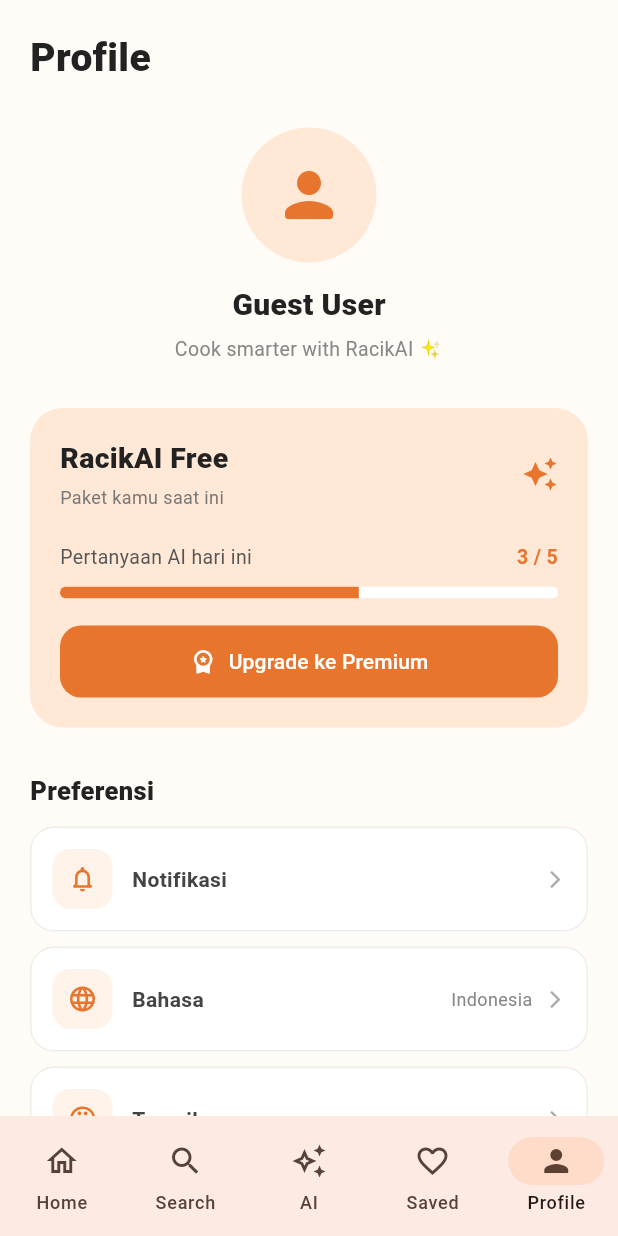
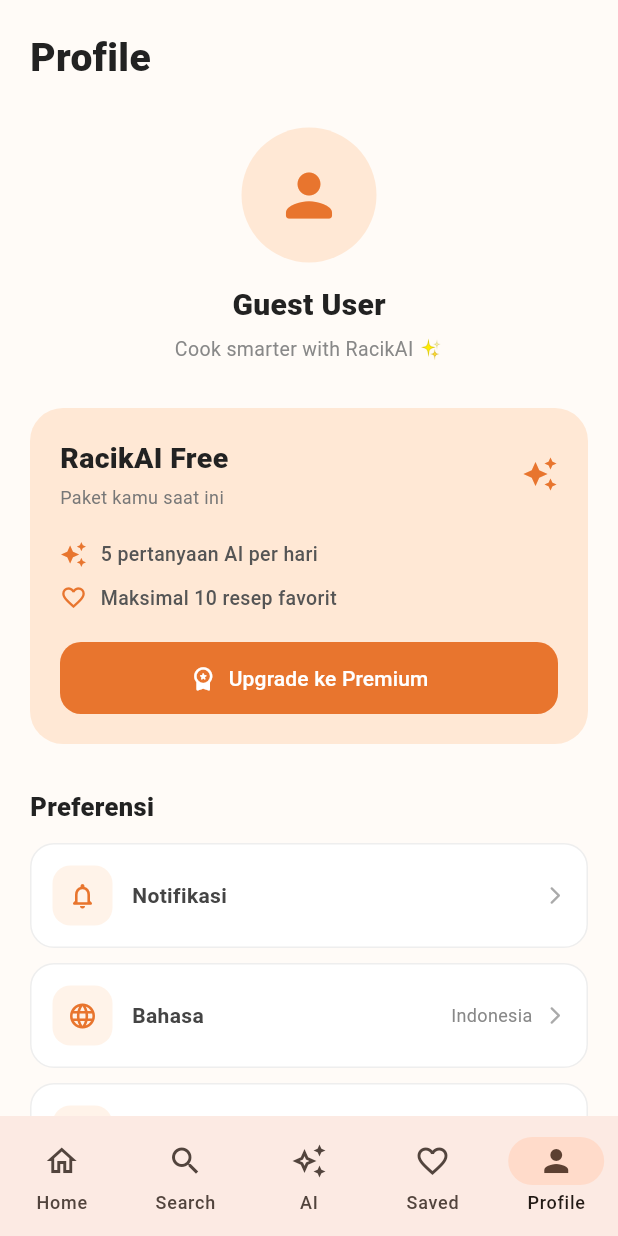
Before and after one commit to EuphoriaBot/racikai-projects, a Flutter app: the screen it shows after launch, item 5 of the bottom bar chosen, on a phone screen of 412 x 824 dp. Run offline on Flutter 3.47's test engine with Material 3 defaults, Android fonts, the phone set to English and light mode, and no system bars.

Commit message:
Implement Free and Premium Subscription

```diff
--- /dev/null
+++ b/lib/controllers/subscription_controller.dart
@@ -0,0 +1,51 @@
+import 'package:flutter/material.dart';
+
+enum SubscriptionPlan { monthly, yearly }
+
+class SubscriptionController extends ChangeNotifier {
+  SubscriptionController._();
+
+  static final SubscriptionController instance = SubscriptionController._();
+
+  bool _isPremium = false;
+  SubscriptionPlan? _selectedPlan;
+
+  bool get isPremium => _isPremium;
+
+  SubscriptionPlan? get selectedPlan => _selectedPlan;
+
+  String get planName {
+    if (!_isPremium) {
+      return 'RacikAI Free';
+    }
+
+    return 'RacikAI Premium';
+  }
+
+  String get planPeriod {
+    if (!_isPremium || _selectedPlan == null) {
+      return 'Free';
+    }
+
+    switch (_selectedPlan!) {
+      case SubscriptionPlan.monthly:
+        return 'Bulanan';
+      case SubscriptionPlan.yearly:
+        return 'Tahunan';
+    }
+  }
+
+  void activatePremium(SubscriptionPlan plan) {
+    _isPremium = true;
+    _selectedPlan = plan;
+
+    notifyListeners();
+  }
+
+  void resetToFree() {
+    _isPremium = false;
+    _selectedPlan = null;
+
+    notifyListeners();
+  }
+}
--- a/lib/screens/premium_screen.dart
+++ b/lib/screens/premium_screen.dart
@@ -1,4 +1,6 @@
 import 'package:flutter/material.dart';
+
+import '../controllers/subscription_controller.dart';
 
 class PremiumScreen extends StatefulWidget {
   const PremiumScreen({super.key});
@@ -204,15 +206,23 @@
           ),
           child: FilledButton(
             onPressed: () {
-              final selectedPlan = isYearlySelected
-                  ? 'Tahunan - Rp120.000'
-                  : 'Bulanan - Rp15.000';
+              final plan = isYearlySelected
+                  ? SubscriptionPlan.yearly
+                  : SubscriptionPlan.monthly;
 
-              ScaffoldMessenger.of(context).showSnackBar(
+              SubscriptionController.instance.activatePremium(plan);
+
+              final planName = isYearlySelected
+                  ? 'Premium Tahunan'
+                  : 'Premium Bulanan';
+
+              final messenger = ScaffoldMessenger.of(context);
+
+              Navigator.pop(context);
+
+              messenger.showSnackBar(
                 SnackBar(
-                  content: Text(
-                    'Paket dipilih: $selectedPlan. Pembayaran akan ditambahkan pada tahap berikutnya.',
-                  ),
+                  content: Text('$planName berhasil diaktifkan (mode demo).'),
                 ),
               );
             },
--- a/lib/screens/profile_screen.dart
+++ b/lib/screens/profile_screen.dart
@@ -1,5 +1,7 @@
 import 'package:flutter/material.dart';
 
+import 'premium_screen.dart';
+import '../controllers/subscription_controller.dart';
 import 'premium_screen.dart';
 
 class ProfileScreen extends StatelessWidget {
@@ -7,9 +9,11 @@
 
   @override
   Widget build(BuildContext context) {
-    const int aiUsage = 3;
-    const int aiLimit = 5;
+    final subscription = SubscriptionController.instance;
 
+    return AnimatedBuilder(
+      animation: subscription,
+      builder: (context, _) {
         return SafeArea(
           child: SingleChildScrollView(
             padding: const EdgeInsets.fromLTRB(20, 20, 20, 32),
@@ -27,23 +31,24 @@
 
                 const SizedBox(height: 28),
 
-            // PROFILE HEADER
-            const Center(
+                Center(
                   child: Column(
                     children: [
                       CircleAvatar(
                         radius: 45,
-                    backgroundColor: Color(0xFFFFE8D5),
+                        backgroundColor: const Color(0xFFFFE8D5),
                         child: Icon(
-                      Icons.person_rounded,
-                      size: 48,
-                      color: Color(0xFFE8752E),
+                          subscription.isPremium
+                              ? Icons.workspace_premium_rounded
+                              : Icons.person_rounded,
+                          size: 46,
+                          color: const Color(0xFFE8752E),
                         ),
                       ),
 
-                  SizedBox(height: 14),
+                      const SizedBox(height: 14),
 
-                  Text(
+                      const Text(
                         'Guest User',
                         style: TextStyle(
                           fontSize: 20,
@@ -52,11 +57,16 @@
                         ),
                       ),
 
-                  SizedBox(height: 5),
+                      const SizedBox(height: 5),
 
                       Text(
-                    'Cook smarter with RacikAI ✨',
-                    style: TextStyle(fontSize: 13, color: Color(0xFF888888)),
+                        subscription.isPremium
+                            ? 'RacikAI Premium Member ✨'
+                            : 'Cook smarter with RacikAI ✨',
+                        style: const TextStyle(
+                          fontSize: 13,
+                          color: Color(0xFF888888),
+                        ),
                       ),
                     ],
                   ),
@@ -64,112 +74,7 @@
 
                 const SizedBox(height: 30),
 
-            // FREE PLAN CARD
-            Container(
-              width: double.infinity,
-              padding: const EdgeInsets.all(20),
-              decoration: BoxDecoration(
-                color: const Color(0xFFFFE8D5),
-                borderRadius: BorderRadius.circular(22),
-              ),
-              child: Column(
-                crossAxisAlignment: CrossAxisAlignment.start,
-                children: [
-                  const Row(
-                    children: [
-                      Expanded(
-                        child: Column(
-                          crossAxisAlignment: CrossAxisAlignment.start,
-                          children: [
-                            Text(
-                              'RacikAI Free',
-                              style: TextStyle(
-                                fontSize: 19,
-                                fontWeight: FontWeight.w800,
-                                color: Color(0xFF222222),
-                              ),
-                            ),
-                            SizedBox(height: 4),
-                            Text(
-                              'Paket kamu saat ini',
-                              style: TextStyle(
-                                fontSize: 12,
-                                color: Color(0xFF777777),
-                              ),
-                            ),
-                          ],
-                        ),
-                      ),
-
-                      Icon(Icons.auto_awesome, color: Color(0xFFE8752E)),
-                    ],
-                  ),
-
-                  const SizedBox(height: 22),
-
-                  const Row(
-                    mainAxisAlignment: MainAxisAlignment.spaceBetween,
-                    children: [
-                      Text(
-                        'Pertanyaan AI hari ini',
-                        style: TextStyle(
-                          fontSize: 13,
-                          color: Color(0xFF555555),
-                        ),
-                      ),
-                      Text(
-                        '$aiUsage / $aiLimit',
-                        style: TextStyle(
-                          fontSize: 13,
-                          fontWeight: FontWeight.w700,
-                          color: Color(0xFFE8752E),
-                        ),
-                      ),
-                    ],
-                  ),
-
-                  const SizedBox(height: 10),
-
-                  ClipRRect(
-                    borderRadius: BorderRadius.circular(20),
-                    child: const LinearProgressIndicator(
-                      value: aiUsage / aiLimit,
-                      minHeight: 8,
-                      backgroundColor: Colors.white,
-                      valueColor: AlwaysStoppedAnimation<Color>(
-                        Color(0xFFE8752E),
-                      ),
-                    ),
-                  ),
-
-                  const SizedBox(height: 18),
-
-                  SizedBox(
-                    width: double.infinity,
-                    child: FilledButton.icon(
-                      onPressed: () {
-                        Navigator.push(
-                          context,
-                          MaterialPageRoute(
-                            builder: (context) => const PremiumScreen(),
-                          ),
-                        );
-                      },
-                      icon: const Icon(Icons.workspace_premium_rounded),
-                      label: const Text('Upgrade ke Premium'),
-                      style: FilledButton.styleFrom(
-                        backgroundColor: const Color(0xFFE8752E),
-                        foregroundColor: Colors.white,
-                        padding: const EdgeInsets.symmetric(vertical: 14),
-                        shape: RoundedRectangleBorder(
-                          borderRadius: BorderRadius.circular(14),
-                        ),
-                      ),
-                    ),
-                  ),
-                ],
-              ),
-            ),
+                _PlanOverviewCard(subscription: subscription),
 
                 const SizedBox(height: 30),
 
@@ -224,18 +129,6 @@
                       context: context,
                       applicationName: 'RacikAI',
                       applicationVersion: '1.0.0',
-                  applicationIcon: Container(
-                    width: 50,
-                    height: 50,
-                    decoration: BoxDecoration(
-                      color: const Color(0xFFFFE8D5),
-                      borderRadius: BorderRadius.circular(14),
-                    ),
-                    child: const Icon(
-                      Icons.auto_awesome,
-                      color: Color(0xFFE8752E),
-                    ),
-                  ),
                       children: const [
                         Text(
                           'RacikAI membantu pengguna menemukan resep berdasarkan bahan yang dimiliki dan mendapatkan rekomendasi resep dengan bantuan AI.',
@@ -262,6 +155,172 @@
               ],
             ),
           ),
+        );
+      },
+    );
+  }
+}
+
+class _PlanOverviewCard extends StatelessWidget {
+  final SubscriptionController subscription;
+
+  const _PlanOverviewCard({required this.subscription});
+
+  @override
+  Widget build(BuildContext context) {
+    final isPremium = subscription.isPremium;
+
+    return Container(
+      width: double.infinity,
+      padding: const EdgeInsets.all(20),
+      decoration: BoxDecoration(
+        color: const Color(0xFFFFE8D5),
+        borderRadius: BorderRadius.circular(22),
+        border: isPremium
+            ? Border.all(color: const Color(0xFFE8752E), width: 1.5)
+            : null,
+      ),
+      child: Column(
+        crossAxisAlignment: CrossAxisAlignment.start,
+        children: [
+          Row(
+            children: [
+              Expanded(
+                child: Column(
+                  crossAxisAlignment: CrossAxisAlignment.start,
+                  children: [
+                    Text(
+                      subscription.planName,
+                      style: const TextStyle(
+                        fontSize: 19,
+                        fontWeight: FontWeight.w800,
+                        color: Color(0xFF222222),
+                      ),
+                    ),
+
+                    const SizedBox(height: 4),
+
+                    Text(
+                      isPremium
+                          ? 'Paket ${subscription.planPeriod}'
+                          : 'Paket kamu saat ini',
+                      style: const TextStyle(
+                        fontSize: 12,
+                        color: Color(0xFF777777),
+                      ),
+                    ),
+                  ],
+                ),
+              ),
+
+              Icon(
+                isPremium
+                    ? Icons.workspace_premium_rounded
+                    : Icons.auto_awesome,
+                color: const Color(0xFFE8752E),
+              ),
+            ],
+          ),
+
+          const SizedBox(height: 20),
+
+          _PlanFeatureRow(
+            icon: Icons.auto_awesome,
+            text: isPremium
+                ? 'Pertanyaan AI tanpa batas'
+                : '5 pertanyaan AI per hari',
+          ),
+
+          const SizedBox(height: 10),
+
+          _PlanFeatureRow(
+            icon: Icons.favorite_outline,
+            text: isPremium
+                ? 'Simpan resep tanpa batas'
+                : 'Maksimal 10 resep favorit',
+          ),
+
+          if (!isPremium) ...[
+            const SizedBox(height: 20),
+
+            SizedBox(
+              width: double.infinity,
+              child: FilledButton.icon(
+                onPressed: () {
+                  Navigator.push(
+                    context,
+                    MaterialPageRoute(
+                      builder: (context) => const PremiumScreen(),
+                    ),
+                  );
+                },
+                icon: const Icon(Icons.workspace_premium_rounded),
+                label: const Text('Upgrade ke Premium'),
+                style: FilledButton.styleFrom(
+                  backgroundColor: const Color(0xFFE8752E),
+                  foregroundColor: Colors.white,
+                  padding: const EdgeInsets.symmetric(vertical: 14),
+                  shape: RoundedRectangleBorder(
+                    borderRadius: BorderRadius.circular(14),
+                  ),
+                ),
+              ),
+            ),
+          ] else ...[
+            const SizedBox(height: 18),
+
+            Container(
+              width: double.infinity,
+              padding: const EdgeInsets.symmetric(vertical: 11, horizontal: 14),
+              decoration: BoxDecoration(
+                color: Colors.white.withValues(alpha: 0.7),
+                borderRadius: BorderRadius.circular(13),
+              ),
+              child: const Row(
+                mainAxisAlignment: MainAxisAlignment.center,
+                children: [
+                  Icon(Icons.check_circle, size: 18, color: Color(0xFFE8752E)),
+                  SizedBox(width: 7),
+                  Text(
+                    'Premium aktif',
+                    style: TextStyle(
+                      fontWeight: FontWeight.w700,
+                      color: Color(0xFFE8752E),
+                    ),
+                  ),
+                ],
+              ),
+            ),
+          ],
+        ],
+      ),
+    );
+  }
+}
+
+class _PlanFeatureRow extends StatelessWidget {
+  final IconData icon;
+  final String text;
+
+  const _PlanFeatureRow({required this.icon, required this.text});
+
+  @override
+  Widget build(BuildContext context) {
+    return Row(
+      children: [
+        Icon(icon, size: 18, color: const Color(0xFFE8752E)),
+        const SizedBox(width: 9),
+        Expanded(
+          child: Text(
+            text,
+            style: const TextStyle(
+              fontSize: 13,
+              color: Color(0xFF555555),
+              fontWeight: FontWeight.w500,
+            ),
+          ),
+        ),
+      ],
     );
   }
 }
```
Lines whose indentation alone changed are shown as unchanged.
